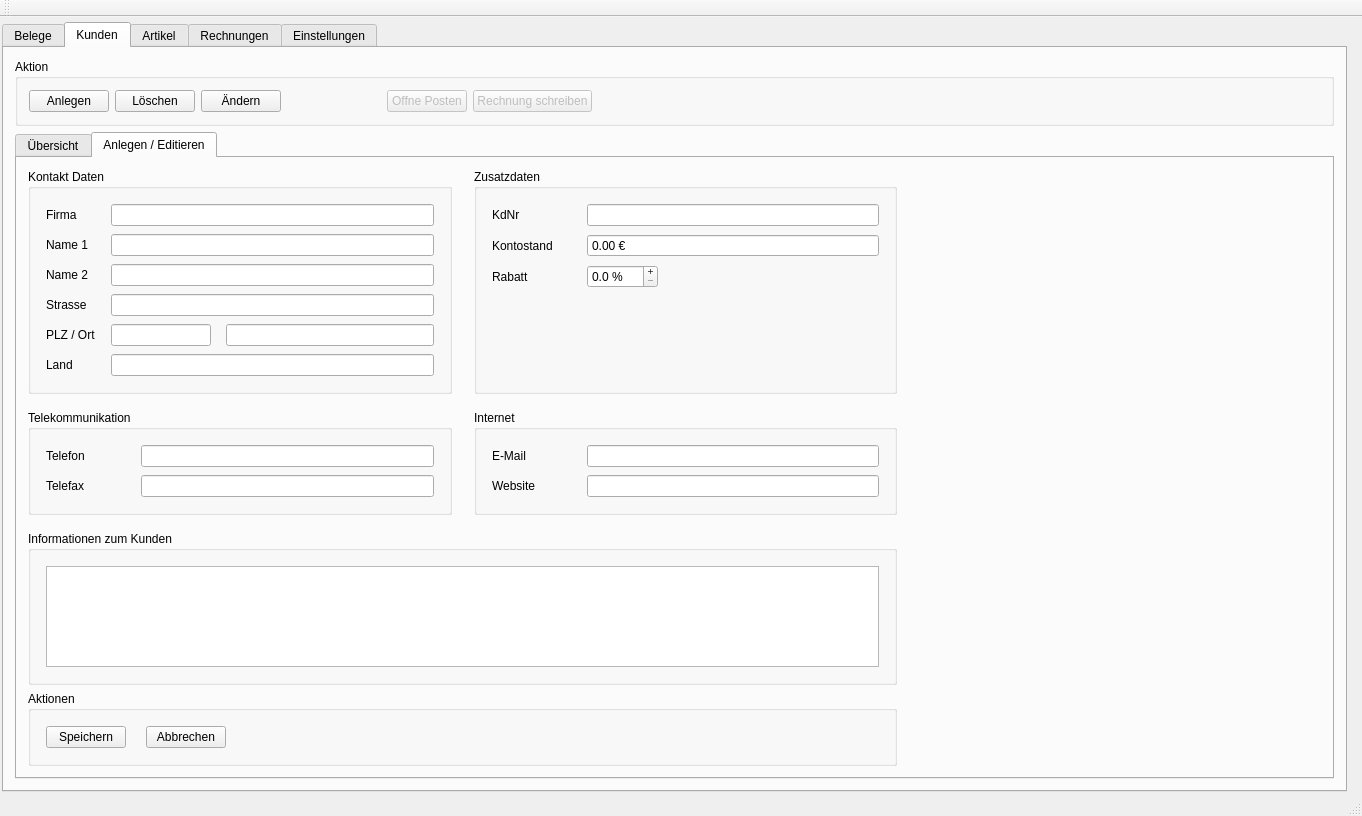
Before: the Qt Designer form mainwindow.ui in MarcelGep/RechnungsApp, drawn with Qt 5.
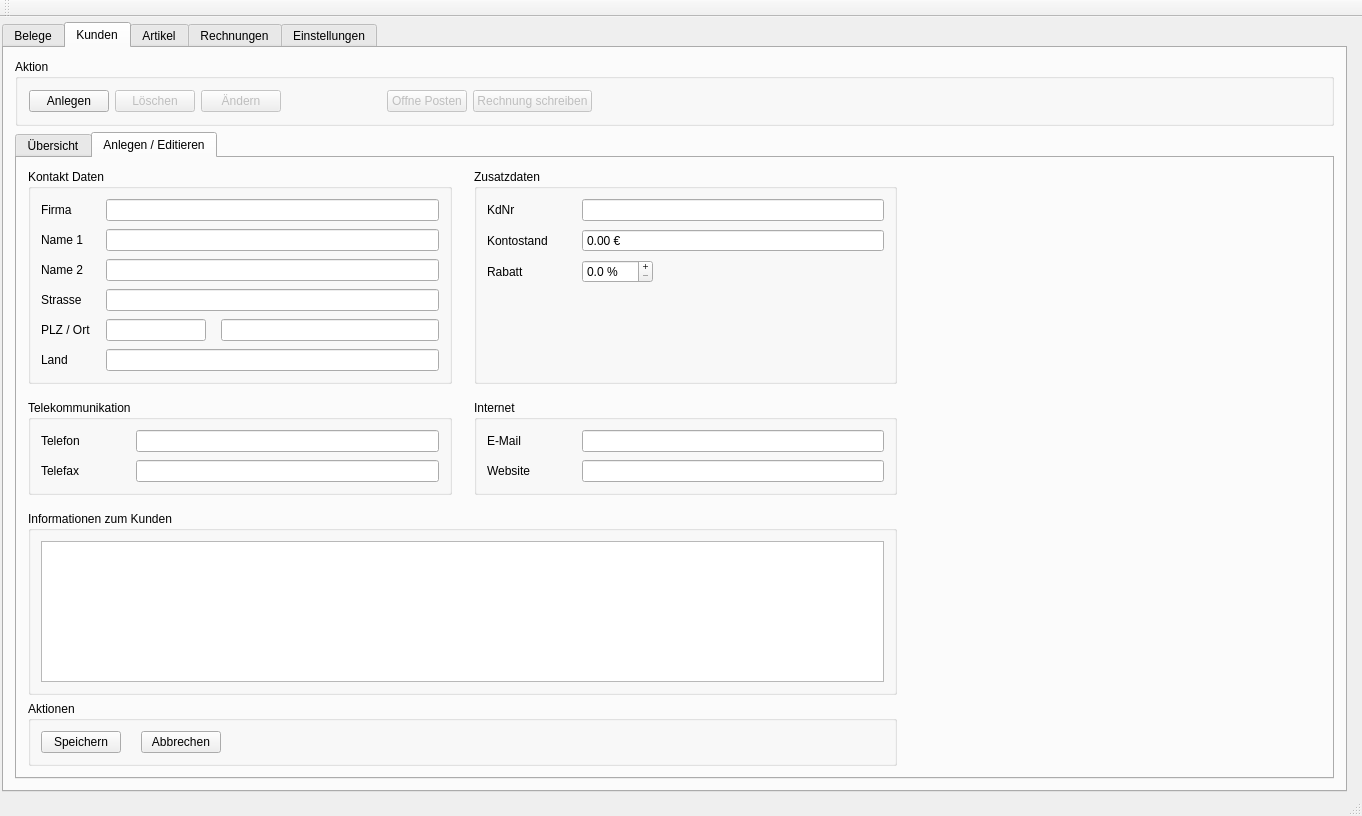
After: the same form once the commit is applied. The open tabs and pages were chosen to show the change.

Commit message: enable & disable buttons

Patch:
```diff
--- a/mainwindow.ui
+++ b/mainwindow.ui
@@ -87,6 +87,9 @@
            </item>
            <item>
             <widget class="QPushButton" name="btnDeleteCustomer">
+             <property name="enabled">
+              <bool>false</bool>
+             </property>
              <property name="sizePolicy">
               <sizepolicy hsizetype="Preferred" vsizetype="Preferred">
                <horstretch>0</horstretch>
@@ -100,6 +103,9 @@
            </item>
            <item>
             <widget class="QPushButton" name="btnEditCustomer">
+             <property name="enabled">
+              <bool>false</bool>
+             </property>
              <property name="sizePolicy">
               <sizepolicy hsizetype="Preferred" vsizetype="Preferred">
                <horstretch>0</horstretch>
@@ -268,16 +274,16 @@
                 <number>20</number>
                </property>
                <property name="leftMargin">
-                <number>15</number>
+                <number>10</number>
                </property>
                <property name="topMargin">
-                <number>15</number>
+                <number>10</number>
                </property>
                <property name="rightMargin">
-                <number>15</number>
+                <number>10</number>
                </property>
                <property name="bottomMargin">
-                <number>15</number>
+                <number>10</number>
                </property>
                <item>
                 <widget class="QPushButton" name="btnSaveCustomer">
@@ -337,16 +343,16 @@
               </property>
               <layout class="QVBoxLayout" name="verticalLayout_9">
                <property name="leftMargin">
-                <number>15</number>
+                <number>10</number>
                </property>
                <property name="topMargin">
-                <number>15</number>
+                <number>10</number>
                </property>
                <property name="rightMargin">
-                <number>15</number>
+                <number>10</number>
                </property>
                <property name="bottomMargin">
-                <number>15</number>
+                <number>10</number>
                </property>
                <item>
                 <widget class="QPlainTextEdit" name="ptCustomerInfo">
@@ -377,16 +383,16 @@
               </property>
               <layout class="QVBoxLayout" name="verticalLayout_8">
                <property name="leftMargin">
-                <number>15</number>
+                <number>10</number>
                </property>
                <property name="topMargin">
-                <number>15</number>
+                <number>10</number>
                </property>
                <property name="rightMargin">
-                <number>15</number>
+                <number>10</number>
                </property>
                <property name="bottomMargin">
-                <number>15</number>
+                <number>10</number>
                </property>
                <item>
                 <layout class="QGridLayout" name="gridLayout" rowstretch="0,0,0,0,0,0" columnstretch="0,0,0">
@@ -405,7 +411,7 @@
                     <set>Qt::ImhNone</set>
                    </property>
                    <property name="clearButtonEnabled">
-                    <bool>false</bool>
+                    <bool>true</bool>
                    </property>
                   </widget>
                  </item>
@@ -417,6 +423,9 @@
                      <verstretch>0</verstretch>
                     </sizepolicy>
                    </property>
+                   <property name="clearButtonEnabled">
+                    <bool>true</bool>
+                   </property>
                   </widget>
                  </item>
                  <item row="0" column="0">
@@ -459,13 +468,25 @@
                   </widget>
                  </item>
                  <item row="3" column="1" colspan="2">
-                  <widget class="QLineEdit" name="leStrasse"/>
+                  <widget class="QLineEdit" name="leStrasse">
+                   <property name="clearButtonEnabled">
+                    <bool>true</bool>
+                   </property>
+                  </widget>
                  </item>
                  <item row="2" column="1" colspan="2">
-                  <widget class="QLineEdit" name="leName2"/>
+                  <widget class="QLineEdit" name="leName2">
+                   <property name="clearButtonEnabled">
+                    <bool>true</bool>
+                   </property>
+                  </widget>
                  </item>
                  <item row="1" column="1" colspan="2">
-                  <widget class="QLineEdit" name="leName1"/>
+                  <widget class="QLineEdit" name="leName1">
+                   <property name="clearButtonEnabled">
+                    <bool>true</bool>
+                   </property>
+                  </widget>
                  </item>
                  <item row="4" column="0">
                   <widget class="QLabel" name="label_6">
@@ -497,6 +518,9 @@
                    <property name="inputMethodHints">
                     <set>Qt::ImhNone</set>
                    </property>
+                   <property name="clearButtonEnabled">
+                    <bool>true</bool>
+                   </property>
                   </widget>
                  </item>
                  <item row="1" column="0">
@@ -533,6 +557,9 @@
                      <verstretch>0</verstretch>
                     </sizepolicy>
                    </property>
+                   <property name="clearButtonEnabled">
+                    <bool>true</bool>
+                   </property>
                   </widget>
                  </item>
                 </layout>
@@ -553,16 +580,16 @@
               </property>
               <layout class="QVBoxLayout" name="verticalLayout_6">
                <property name="leftMargin">
-                <number>15</number>
+                <number>10</number>
                </property>
                <property name="topMargin">
-                <number>15</number>
+                <number>10</number>
                </property>
                <property name="rightMargin">
-                <number>15</number>
+                <number>10</number>
                </property>
                <property name="bottomMargin">
-                <number>15</number>
+                <number>10</number>
                </property>
                <item>
                 <layout class="QGridLayout" name="gridLayout_3">
@@ -573,10 +600,18 @@
                   <number>8</number>
                  </property>
                  <item row="1" column="1">
-                  <widget class="QLineEdit" name="leTelefax"/>
+                  <widget class="QLineEdit" name="leTelefax">
+                   <property name="clearButtonEnabled">
+                    <bool>true</bool>
+                   </property>
+                  </widget>
                  </item>
                  <item row="0" column="1">
-                  <widget class="QLineEdit" name="leTelefon"/>
+                  <widget class="QLineEdit" name="leTelefon">
+                   <property name="clearButtonEnabled">
+                    <bool>true</bool>
+                   </property>
+                  </widget>
                  </item>
                  <item row="0" column="0">
                   <widget class="QLabel" name="label_16">
@@ -650,16 +685,16 @@
               </property>
               <layout class="QVBoxLayout" name="verticalLayout_7">
                <property name="leftMargin">
-                <number>15</number>
+                <number>10</number>
                </property>
                <property name="topMargin">
-                <number>15</number>
+                <number>10</number>
                </property>
                <property name="rightMargin">
-                <number>15</number>
+                <number>10</number>
                </property>
                <property name="bottomMargin">
-                <number>15</number>
+                <number>10</number>
                </property>
                <item>
                 <layout class="QGridLayout" name="gridLayout_2">
@@ -708,10 +743,18 @@
                   </widget>
                  </item>
                  <item row="1" column="1">
-                  <widget class="QLineEdit" name="leWebsite"/>
+                  <widget class="QLineEdit" name="leWebsite">
+                   <property name="clearButtonEnabled">
+                    <bool>true</bool>
+                   </property>
+                  </widget>
                  </item>
                  <item row="0" column="1">
-                  <widget class="QLineEdit" name="leEmail"/>
+                  <widget class="QLineEdit" name="leEmail">
+                   <property name="clearButtonEnabled">
+                    <bool>true</bool>
+                   </property>
+                  </widget>
                  </item>
                 </layout>
                </item>
@@ -747,16 +790,16 @@
               </property>
               <layout class="QVBoxLayout" name="verticalLayout_5">
                <property name="leftMargin">
-                <number>15</number>
+                <number>10</number>
                </property>
                <property name="topMargin">
-                <number>15</number>
+                <number>10</number>
                </property>
                <property name="rightMargin">
-                <number>15</number>
+                <number>10</number>
                </property>
                <property name="bottomMargin">
-                <number>15</number>
+                <number>10</number>
                </property>
                <item>
                 <layout class="QGridLayout" name="gridLayout_4">
```
Left out of the diff: 204 changed lines with no effect on the pictures. The commit also changes 3 other files.
